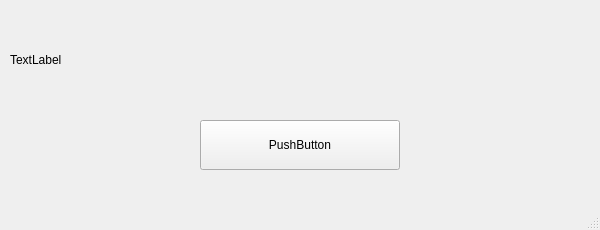
The window that Hackathon/qlabel.ui (Vovadoes/Hackathon) describes before a commit, drawn with Qt 5.
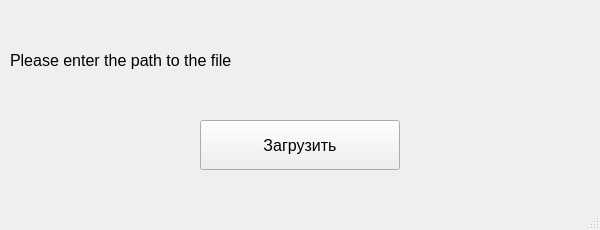
The same window after the commit.

```diff
--- a/Hackathon/qlabel.ui
+++ b/Hackathon/qlabel.ui
@@ -23,8 +23,13 @@
       <height>100</height>
      </rect>
     </property>
+    <property name="font">
+     <font>
+      <pointsize>12</pointsize>
+     </font>
+    </property>
     <property name="text">
-     <string>TextLabel</string>
+     <string>Please enter the path to the file</string>
     </property>
    </widget>
    <widget class="QPushButton" name="pushButton">
@@ -36,8 +41,13 @@
       <height>50</height>
      </rect>
     </property>
+    <property name="font">
+     <font>
+      <pointsize>12</pointsize>
+     </font>
+    </property>
     <property name="text">
-     <string>PushButton</string>
+     <string>Загрузить</string>
     </property>
    </widget>
   </widget>
```
Left out of the diff: 2 changed lines with no effect on the pictures.
